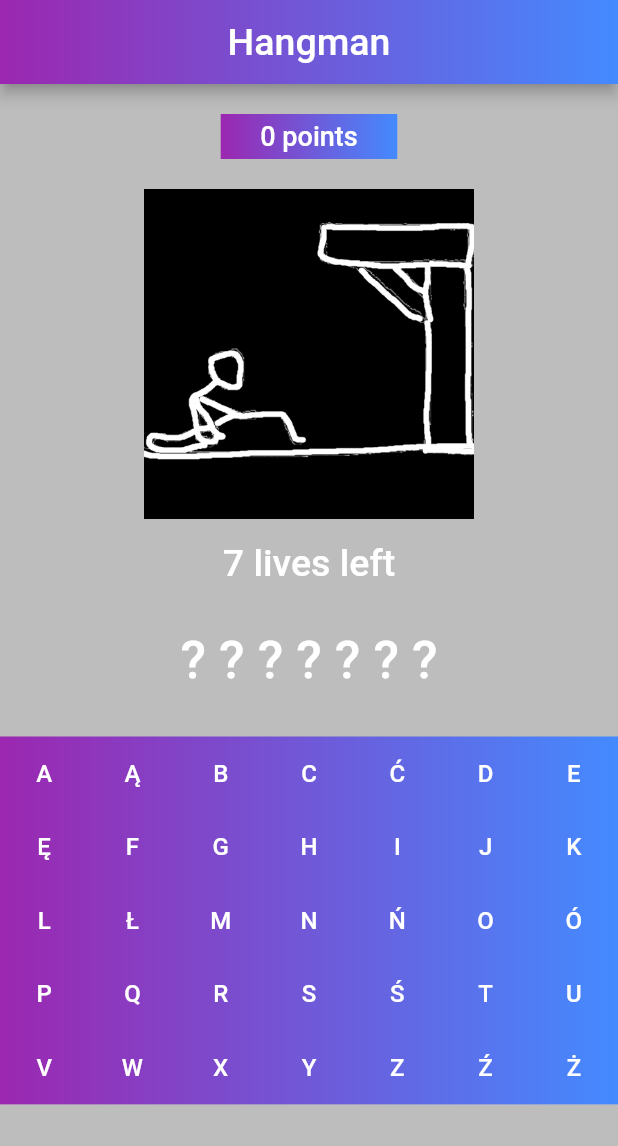
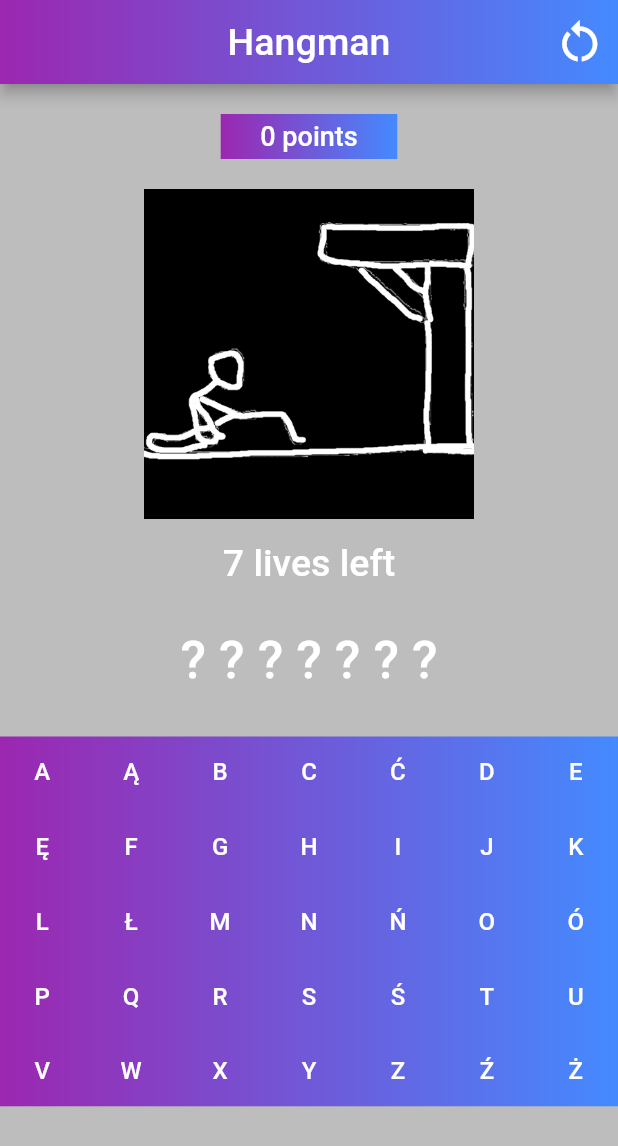
Before and after one commit to igorurbaniak/hangman_game, a Flutter app: the screen it shows after launch, on a phone screen of 412 x 824 dp. Shown: the top 1146 px of the screen. Run offline on Flutter 3.47's test engine with Material 2 defaults, Android fonts, the phone set to English and light mode, and no system bars; our stand-ins replace google_fonts, new_gradient_app_bar; Roboto replaces fonts that are missing (Audiowide).

Commit message:
Add restart button and few new words to the game

```diff
--- a/lib/game_screen.dart
+++ b/lib/game_screen.dart
@@ -163,6 +163,23 @@ class _GameScreenState extends State<GameScreen> {
             fontWeight: FontWeight.w500,
           ),
         ),
+        actions: [
+          IconButton(
+            onPressed: () {
+              setState(() {
+                status = 0;
+                guessedalphabets.clear();
+                points = 0;
+                word = wordslist[Random().nextInt(wordslist.length)];
+              });
+            },
+            icon: const Icon(
+              Icons.restart_alt_sharp,
+              color: Colors.white,
+            ),
+            iconSize: 35,
+          )
+        ],
       ),
       body: SingleChildScrollView(
         physics: const ScrollPhysics(),
@@ -230,6 +247,8 @@ class _GameScreenState extends State<GameScreen> {
                   ),
                 ),
                 child: GridView.count(
+                  crossAxisSpacing: 3,
+                  mainAxisSpacing: 3,
                   crossAxisCount: 7,
                   shrinkWrap: true,
                   physics: const NeverScrollableScrollPhysics(),
--- a/lib/utils.dart
+++ b/lib/utils.dart
@@ -36,4 +36,15 @@ List<String> letters = [
   'Ż',
 ];
 
-List wordslist = ['FLUTTER', 'DART', 'MAGIC', 'CAR', 'GOOGLE'];
+List wordslist = [
+  'FLUTTER',
+  'DART',
+  'PROVIDER',
+  'SQL',
+  'CUBIT',
+  'BLOC',
+  'RETROFIT',
+  'INJECTABLE',
+  'DIO',
+  'HTTP',
+  ];
```
